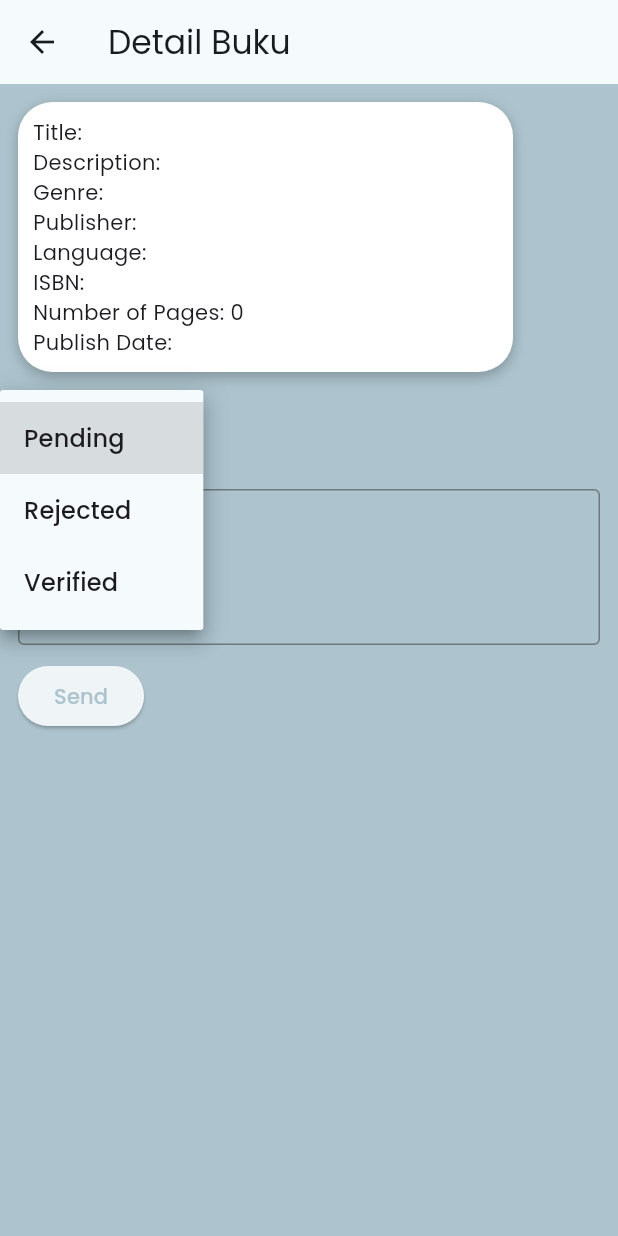
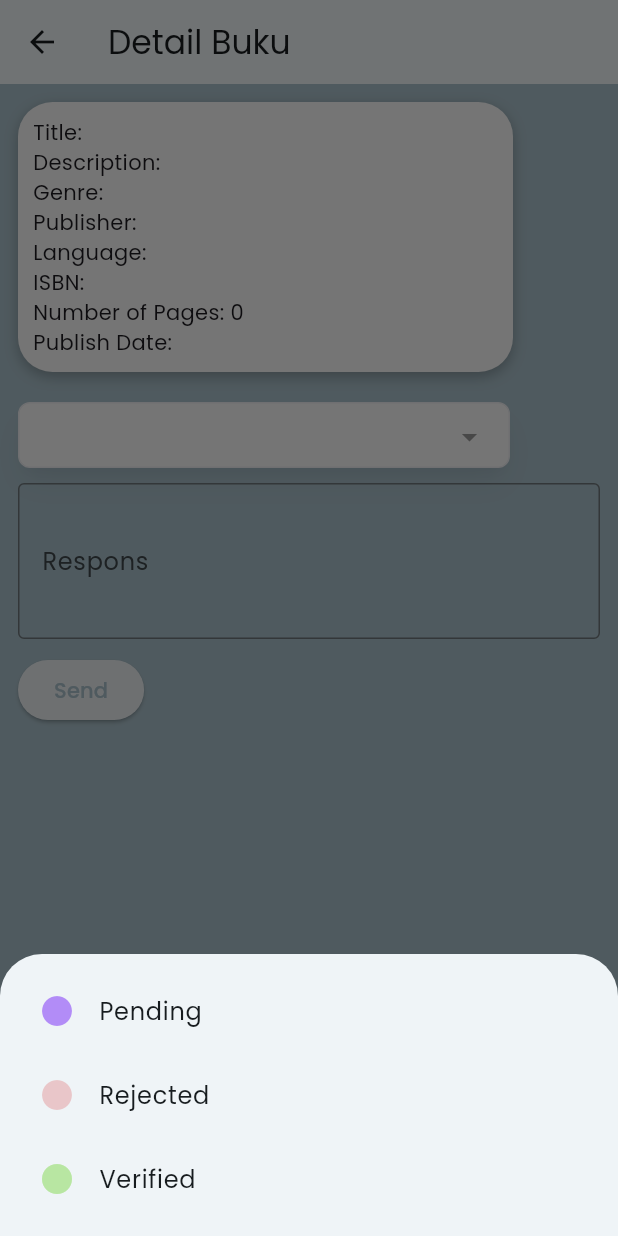
Before and after one commit to B03-PBP-2023/bukoo-mobile, a Flutter app: the DetailAdminPage screen opened directly with empty values, after a tap on the "arrow drop down" icon, on a phone screen of 412 x 824 dp. Run offline on Flutter 3.47's test engine with Material 3 defaults, Android fonts, the phone set to English and light mode, and no system bars; our stand-ins replace google_fonts; missing offline and left inert: pbp_django_auth; network calls fail.

Commit message:
admin dashboard

```diff
--- a/lib/admin_dashboard/detail_admin.dart
+++ b/lib/admin_dashboard/detail_admin.dart
@@ -69,22 +69,23 @@ class _DetailAdminPageState extends State<DetailAdminPage> {
                 ),
               ),
               SizedBox(height: 20),
-              DropdownButton<String>(
-                value: selectedStatus,
-                items: <String>['Pending', 'Rejected', 'Verified']
-                    .map<DropdownMenuItem<String>>((String value) {
-                  return DropdownMenuItem<String>(
-                    value: value,
-                    child: Text(value),
-                  );
-                }).toList(),
-                onChanged: (String? newValue) {
-                  setState(() {
-                    selectedStatus =
-                        newValue ?? selectedStatus; // Mengubah status
-                  });
-                },
-              ),
+              _customDropdown(context),
+              // DropdownButton<String>(
+              //   value: selectedStatus,
+              //   items: <String>['Pending', 'Rejected', 'Verified']
+              //       .map<DropdownMenuItem<String>>((String value) {
+              //     return DropdownMenuItem<String>(
+              //       value: value,
+              //       child: Text(value),
+              //     );
+              //   }).toList(),
+              //   onChanged: (String? newValue) {
+              //     setState(() {
+              //       selectedStatus =
+              //           newValue ?? selectedStatus; // Mengubah status
+              //     });
+              //   },
+              // ),
               SizedBox(height: 10),
               TextFormField(
                 controller: _responseController,
@@ -160,24 +161,24 @@ class _DetailAdminPageState extends State<DetailAdminPage> {
   void _showCustomDropdown(BuildContext context) {
     showModalBottomSheet(
       context: context,
-      builder: (BuildContext bc) {
+      builder: (BuildContext context) {
         return Container(
           padding: EdgeInsets.all(10),
-          child: Column(
-            mainAxisSize: MainAxisSize.min,
-            children:
-                <String>['Pending', 'Rejected', 'Verified'].map((String value) {
-              return ListTile(
-                leading: Icon(Icons.circle, color: _getColorForStatus(value)),
+          child: Wrap(
+            children: <String>['Pending', 'Rejected', 'Verified']
+                .map((String value) => ListTile(
+                      leading:
+                          Icon(Icons.circle, color: _getColorForStatus(value)),
                       title: Text(value),
                       onTap: () {
                         Navigator.pop(context);
                         setState(() {
+                          selectedStatus = value;
                           currentStatus = value;
                         });
                       },
-              );
-            }).toList(),
+                    ))
+                .toList(),
           ),
         );
       },
```
Lines whose indentation alone changed are shown as unchanged.
